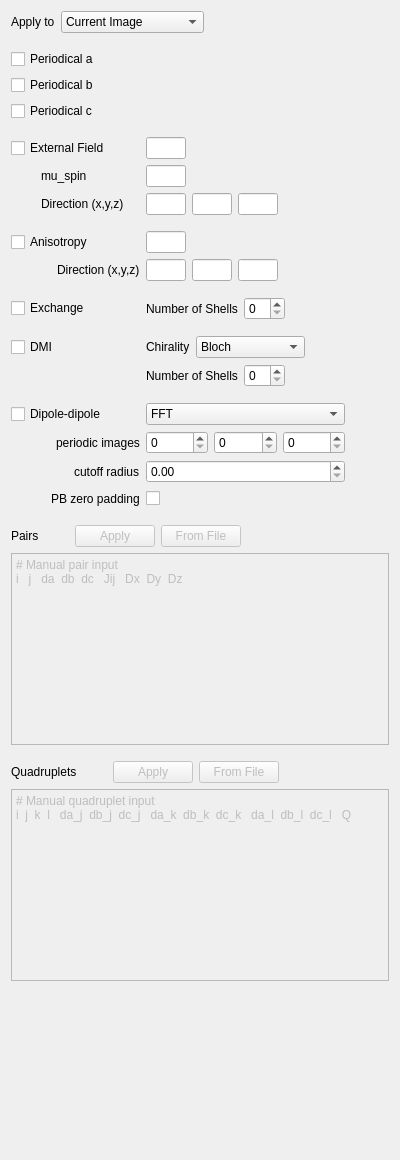
First picture: the form in ui-cpp/ui-qt/ui/HamiltonianHeisenbergWidget.ui, repository spirit-code/spirit, before the edit.
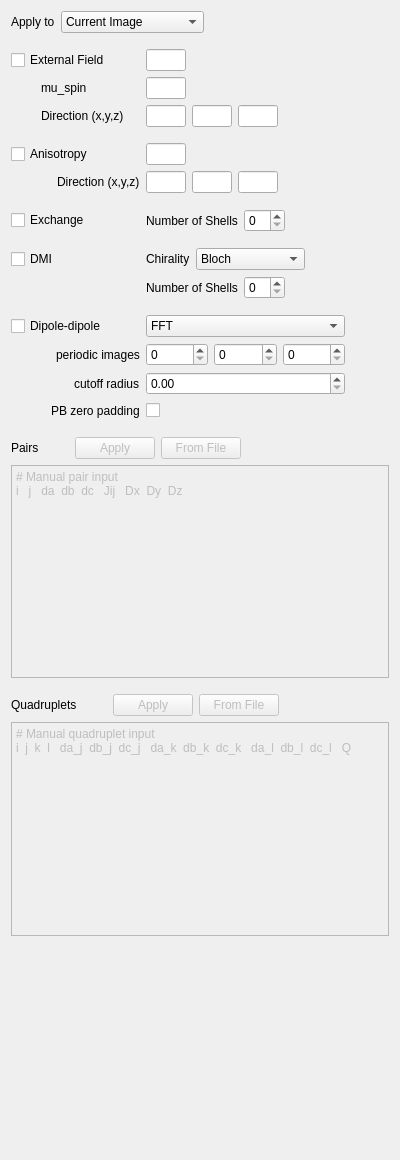
Second picture: the form after the edit.

Commit message:
UI-QT: move boundary conditions to geometry widget
To reflect the migration of the boundary conditions to the geometry
class in the core, they can now be found in the geometry widget of the
QT GUI.

Patch:
```diff
--- a/ui-cpp/ui-qt/ui/HamiltonianHeisenbergWidget.ui
+++ b/ui-cpp/ui-qt/ui/HamiltonianHeisenbergWidget.ui
@@ -27,8 +27,8 @@
        <rect>
         <x>0</x>
         <y>0</y>
-        <width>376</width>
-        <height>1136</height>
+        <width>382</width>
+        <height>1142</height>
        </rect>
       </property>
       <layout class="QGridLayout" name="gridLayout_29">
@@ -47,143 +47,54 @@
        <item row="14" column="0">
         <layout class="QGridLayout" name="gridLayout_2">
          <item row="17" column="1">
-          <layout class="QGridLayout" name="gridLayout_dmi">
-           <item row="0" column="2">
-            <spacer name="horizontalSpacer_6">
-             <property name="orientation">
-              <enum>Qt::Horizontal</enum>
-             </property>
-             <property name="sizeHint" stdset="0">
-              <size>
-               <width>40</width>
-               <height>20</height>
-              </size>
-             </property>
-            </spacer>
-           </item>
+          <layout class="QGridLayout" name="gridLayout_6">
            <item row="0" column="0">
-            <widget class="QLabel" name="label_4">
-             <property name="text">
-              <string>Number of Shells</string>
-             </property>
-            </widget>
+            <widget class="QSpinBox" name="spinBox_ddi_n_periodic_a"/>
            </item>
            <item row="0" column="1">
-            <widget class="QSpinBox" name="spinBox_nshells_dmi"/>
+            <widget class="QSpinBox" name="spinBox_ddi_n_periodic_b"/>
            </item>
-          </layout>
-         </item>
-         <item row="15" column="1">
-          <layout class="QGridLayout" name="gridLayout_5">
-           <item row="0" column="1">
-            <widget class="QComboBox" name="comboBox_dmi_chirality">
-             <property name="maximumSize">
-              <size>
-               <width>120</width>
-               <height>16777215</height>
-              </size>
-             </property>
-             <item>
-              <property name="text">
-               <string>Bloch</string>
-              </property>
-             </item>
-             <item>
-              <property name="text">
-               <string>Reverse Bloch</string>
-              </property>
-             </item>
-             <item>
-              <property name="text">
-               <string>Neel</string>
-              </property>
-             </item>
-             <item>
-              <property name="text">
-               <string>Reverse Neel</string>
-              </property>
-             </item>
-            </widget>
-           </item>
-           <item row="0" column="0">
-            <widget class="QLabel" name="label_5">
-             <property name="maximumSize">
-              <size>
-               <width>55</width>
-               <height>16777215</height>
-              </size>
-             </property>
-             <property name="text">
-              <string>Chirality</string>
-             </property>
-            </widget>
-           </item>
            <item row="0" column="2">
-            <spacer name="horizontalSpacer_7">
-             <property name="orientation">
-              <enum>Qt::Horizontal</enum>
-             </property>
-             <property name="sizeHint" stdset="0">
-              <size>
-               <width>40</width>
-               <height>20</height>
-              </size>
-             </property>
-            </spacer>
+            <widget class="QSpinBox" name="spinBox_ddi_n_periodic_c"/>
            </item>
           </layout>
          </item>
-         <item row="10" column="0">
-          <widget class="QCheckBox" name="checkBox_ani_aniso">
-           <property name="text">
-            <string>Anisotropy</string>
+         <item row="11" column="1">
+          <spacer name="verticalSpacer_9">
+           <property name="orientation">
+            <enum>Qt::Vertical</enum>
            </property>
-          </widget>
+           <property name="sizeType">
+            <enum>QSizePolicy::Fixed</enum>
+           </property>
+           <property name="sizeHint" stdset="0">
+            <size>
+             <width>20</width>
+             <height>10</height>
+            </size>
+           </property>
+          </spacer>
          </item>
-         <item row="13" column="1">
-          <layout class="QGridLayout" name="gridLayout_exchange">
-           <item row="0" column="1">
-            <widget class="QSpinBox" name="spinBox_nshells_exchange"/>
-           </item>
-           <item row="0" column="2">
-            <spacer name="horizontalSpacer_5">
-             <property name="orientation">
-              <enum>Qt::Horizontal</enum>
-             </property>
-             <property name="sizeHint" stdset="0">
+         <item row="7" column="1">
+          <layout class="QGridLayout" name="gridLayout_42">
+           <item row="0" column="0">
+            <widget class="QLineEdit" name="lineEdit_ani_aniso">
+             <property name="maximumSize">
               <size>
                <width>40</width>
-               <height>20</height>
+               <height>16777215</height>
               </size>
              </property>
-            </spacer>
-           </item>
-           <item row="0" column="0">
-            <widget class="QLabel" name="label_3">
-             <property name="text">
-              <string>Number of Shells</string>
-             </property>
             </widget>
            </item>
-          </layout>
-         </item>
-         <item row="11" column="0">
-          <layout class="QGridLayout" name="gridLayout_46">
            <item row="0" column="1">
-            <widget class="QLabel" name="label_21">
-             <property name="text">
-              <string>Direction (x,y,z)</string>
-             </property>
-            </widget>
-           </item>
-           <item row="0" column="0">
-            <spacer name="horizontalSpacer_36">
+            <spacer name="horizontalSpacer_29">
              <property name="orientation">
               <enum>Qt::Horizontal</enum>
              </property>
              <property name="sizeHint" stdset="0">
               <size>
-               <width>30</width>
+               <width>40</width>
                <height>20</height>
               </size>
              </property>
@@ -191,279 +102,14 @@
            </item>
           </layout>
          </item>
-         <item row="12" column="1">
-          <spacer name="verticalSpacer_6">
-           <property name="orientation">
-            <enum>Qt::Vertical</enum>
-           </property>
-           <property name="sizeType">
-            <enum>QSizePolicy::Fixed</enum>
-           </property>
-           <property name="sizeHint" stdset="0">
-            <size>
-             <width>20</width>
-             <height>10</height>
-            </size>
-           </property>
-          </spacer>
-         </item>
-         <item row="9" column="1">
-          <spacer name="verticalSpacer_5">
-           <property name="orientation">
-            <enum>Qt::Vertical</enum>
-           </property>
-           <property name="sizeType">
-            <enum>QSizePolicy::Fixed</enum>
-           </property>
-           <property name="sizeHint" stdset="0">
-            <size>
-             <width>20</width>
-             <height>10</height>
-            </size>
-           </property>
-          </spacer>
-         </item>
-         <item row="7" column="0">
-          <widget class="QCheckBox" name="checkBox_extH_aniso">
-           <property name="text">
-            <string>External Field</string>
-           </property>
-           <property name="checked">
-            <bool>false</bool>
-           </property>
-           <property name="tristate">
-            <bool>false</bool>
-           </property>
-          </widget>
-         </item>
-         <item row="7" column="2">
-          <spacer name="horizontalSpacer_31">
-           <property name="orientation">
-            <enum>Qt::Horizontal</enum>
-           </property>
-           <property name="sizeHint" stdset="0">
-            <size>
-             <width>40</width>
-             <height>20</height>
-            </size>
-           </property>
-          </spacer>
-         </item>
-         <item row="15" column="0">
+         <item row="12" column="0">
           <widget class="QCheckBox" name="checkBox_dmi">
            <property name="text">
             <string>DMI</string>
            </property>
           </widget>
          </item>
-         <item row="1" column="0">
-          <widget class="QCheckBox" name="checkBox_aniso_periodical_a">
-           <property name="text">
-            <string>Periodical a</string>
-           </property>
-          </widget>
-         </item>
-         <item row="11" column="1">
-          <layout class="QGridLayout" name="gridLayout_47">
-           <item row="0" column="0">
-            <widget class="QLineEdit" name="lineEdit_anix_aniso">
-             <property name="maximumSize">
-              <size>
-               <width>40</width>
-               <height>16777215</height>
-              </size>
-             </property>
-            </widget>
-           </item>
-           <item row="0" column="1">
-            <widget class="QLineEdit" name="lineEdit_aniy_aniso">
-             <property name="maximumSize">
-              <size>
-               <width>40</width>
-               <height>16777215</height>
-              </size>
-             </property>
-            </widget>
-           </item>
-           <item row="0" column="2">
-            <widget class="QLineEdit" name="lineEdit_aniz_aniso">
-             <property name="maximumSize">
-              <size>
-               <width>40</width>
-               <height>16777215</height>
-              </size>
-             </property>
-            </widget>
-           </item>
-           <item row="0" column="3">
-            <spacer name="horizontalSpacer_35">
-             <property name="orientation">
-              <enum>Qt::Horizontal</enum>
-             </property>
-             <property name="sizeHint" stdset="0">
-              <size>
-               <width>40</width>
-               <height>20</height>
-              </size>
-             </property>
-            </spacer>
-           </item>
-          </layout>
-         </item>
-         <item row="13" column="0">
-          <widget class="QCheckBox" name="checkBox_exchange">
-           <property name="text">
-            <string>Exchange</string>
-           </property>
-          </widget>
-         </item>
-         <item row="18" column="1">
-          <spacer name="verticalSpacer_7">
-           <property name="orientation">
-            <enum>Qt::Vertical</enum>
-           </property>
-           <property name="sizeType">
-            <enum>QSizePolicy::Fixed</enum>
-           </property>
-           <property name="sizeHint" stdset="0">
-            <size>
-             <width>20</width>
-             <height>10</height>
-            </size>
-           </property>
-          </spacer>
-         </item>
          <item row="5" column="0">
-          <widget class="QCheckBox" name="checkBox_aniso_periodical_c">
-           <property name="text">
-            <string>Periodical c</string>
-           </property>
-          </widget>
-         </item>
-         <item row="7" column="1">
-          <layout class="QGridLayout" name="gridLayout_36">
-           <item row="0" column="1">
-            <widget class="QLineEdit" name="lineEdit_extH_aniso">
-             <property name="maximumSize">
-              <size>
-               <width>40</width>
-               <height>16777215</height>
-              </size>
-             </property>
-            </widget>
-           </item>
-           <item row="0" column="2">
-            <spacer name="horizontalSpacer_27">
-             <property name="orientation">
-              <enum>Qt::Horizontal</enum>
-             </property>
-             <property name="sizeHint" stdset="0">
-              <size>
-               <width>40</width>
-               <height>20</height>
-              </size>
-             </property>
-            </spacer>
-           </item>
-          </layout>
-         </item>
-         <item row="14" column="1">
-          <spacer name="verticalSpacer_9">
-           <property name="orientation">
-            <enum>Qt::Vertical</enum>
-           </property>
-           <property name="sizeType">
-            <enum>QSizePolicy::Fixed</enum>
-           </property>
-           <property name="sizeHint" stdset="0">
-            <size>
-             <width>20</width>
-             <height>10</height>
-            </size>
-           </property>
-          </spacer>
-         </item>
-         <item row="19" column="0">
-          <widget class="QCheckBox" name="checkBox_ddi">
-           <property name="text">
-            <string>Dipole-dipole</string>
-           </property>
-          </widget>
-         </item>
-         <item row="8" column="1">
-          <layout class="QGridLayout" name="gridLayout_32">
-           <item row="1" column="1">
-            <widget class="QLineEdit" name="lineEdit_extHx_aniso">
-             <property name="maximumSize">
-              <size>
-               <width>40</width>
-               <height>16777215</height>
-              </size>
-             </property>
-            </widget>
-           </item>
-           <item row="1" column="2">
-            <widget class="QLineEdit" name="lineEdit_extHy_aniso">
-             <property name="maximumSize">
-              <size>
-               <width>40</width>
-               <height>16777215</height>
-              </size>
-             </property>
-            </widget>
-           </item>
-           <item row="1" column="5">
-            <spacer name="horizontalSpacer_24">
-             <property name="orientation">
-              <enum>Qt::Horizontal</enum>
-             </property>
-             <property name="sizeHint" stdset="0">
-              <size>
-               <width>40</width>
-               <height>20</height>
-              </size>
-             </property>
-            </spacer>
-           </item>
-           <item row="1" column="3">
-            <widget class="QLineEdit" name="lineEdit_extHz_aniso">
-             <property name="maximumSize">
-              <size>
-               <width>40</width>
-               <height>16777215</height>
-              </size>
-             </property>
-            </widget>
-           </item>
-           <item row="0" column="1">
-            <widget class="QLineEdit" name="lineEdit_muSpin_aniso">
-             <property name="maximumSize">
-              <size>
-               <width>40</width>
-               <height>16777215</height>
-              </size>
-             </property>
-            </widget>
-           </item>
-          </layout>
-         </item>
-         <item row="6" column="1">
-          <spacer name="verticalSpacer_4">
-           <property name="orientation">
-            <enum>Qt::Vertical</enum>
-           </property>
-           <property name="sizeType">
-            <enum>QSizePolicy::Fixed</enum>
-           </property>
-           <property name="sizeHint" stdset="0">
-            <size>
-             <width>20</width>
-             <height>10</height>
-            </size>
-           </property>
-          </spacer>
-         </item>
-         <item row="8" column="0">
           <layout class="QGridLayout" name="gridLayout_40">
            <item row="2" column="0">
             <spacer name="horizontalSpacer_32">
@@ -503,84 +149,7 @@
            </item>
           </layout>
          </item>
-         <item row="4" column="0">
-          <widget class="QCheckBox" name="checkBox_aniso_periodical_b">
-           <property name="text">
-            <string>Periodical b</string>
-           </property>
-          </widget>
-         </item>
-         <item row="10" column="1">
-          <layout class="QGridLayout" name="gridLayout_42">
-           <item row="0" column="0">
-            <widget class="QLineEdit" name="lineEdit_ani_aniso">
-             <property name="maximumSize">
-              <size>
-               <width>40</width>
-               <height>16777215</height>
-              </size>
-             </property>
-            </widget>
-           </item>
-           <item row="0" column="1">
-            <spacer name="horizontalSpacer_29">
-             <property name="orientation">
-              <enum>Qt::Horizontal</enum>
-             </property>
-             <property name="sizeHint" stdset="0">
-              <size>
-               <width>40</width>
-               <height>20</height>
-              </size>
-             </property>
-            </spacer>
-           </item>
-          </layout>
-         </item>
-         <item row="19" column="1">
-          <widget class="QComboBox" name="comboBox_ddi_method">
-           <item>
-            <property name="text">
-             <string>FFT</string>
-            </property>
-           </item>
-           <item>
-            <property name="text">
-             <string>FMM</string>
-            </property>
-           </item>
-           <item>
-            <property name="text">
-             <string>Cutoff</string>
-            </property>
-           </item>
-          </widget>
-         </item>
-         <item row="20" column="1">
-          <layout class="QGridLayout" name="gridLayout_6">
-           <item row="0" column="0">
-            <widget class="QSpinBox" name="spinBox_ddi_n_periodic_a"/>
-           </item>
-           <item row="0" column="1">
-            <widget class="QSpinBox" name="spinBox_ddi_n_periodic_b"/>
-           </item>
-           <item row="0" column="2">
-            <widget class="QSpinBox" name="spinBox_ddi_n_periodic_c"/>
-           </item>
-          </layout>
-         </item>
-         <item row="21" column="1">
-          <widget class="QDoubleSpinBox" name="doubleSpinBox_ddi_radius">
-           <property name="maximum">
-             <double>1000000.000000000000000</double>
-           </property>
-          </widget>
-          </item>
-          <item row="22" column="1">
-              <widget class="QCheckBox" name="checkBox_ddi_pb_zero_padding">
-              </widget>
-         </item>
-         <item row="20" column="0">
+         <item row="17" column="0">
           <layout class="QGridLayout" name="gridLayout_7">
            <item row="0" column="0">
             <spacer name="horizontalSpacer_8">
@@ -604,7 +173,125 @@
            </item>
           </layout>
          </item>
-         <item row="21" column="0">
+         <item row="16" column="0">
+          <widget class="QCheckBox" name="checkBox_ddi">
+           <property name="text">
+            <string>Dipole-dipole</string>
+           </property>
+          </widget>
+         </item>
+         <item row="5" column="1">
+          <layout class="QGridLayout" name="gridLayout_32">
+           <item row="1" column="1">
+            <widget class="QLineEdit" name="lineEdit_extHx_aniso">
+             <property name="maximumSize">
+              <size>
+               <width>40</width>
+               <height>16777215</height>
+              </size>
+             </property>
+            </widget>
+           </item>
+           <item row="1" column="2">
+            <widget class="QLineEdit" name="lineEdit_extHy_aniso">
+             <property name="maximumSize">
+              <size>
+               <width>40</width>
+               <height>16777215</height>
+              </size>
+             </property>
+            </widget>
+           </item>
+           <item row="1" column="5">
+            <spacer name="horizontalSpacer_24">
+             <property name="orientation">
+              <enum>Qt::Horizontal</enum>
+             </property>
+             <property name="sizeHint" stdset="0">
+              <size>
+               <width>40</width>
+               <height>20</height>
+              </size>
+             </property>
+            </spacer>
+           </item>
+           <item row="1" column="3">
+            <widget class="QLineEdit" name="lineEdit_extHz_aniso">
+             <property name="maximumSize">
+              <size>
+               <width>40</width>
+               <height>16777215</height>
+              </size>
+             </property>
+            </widget>
+           </item>
+           <item row="0" column="1">
+            <widget class="QLineEdit" name="lineEdit_muSpin_aniso">
+             <property name="maximumSize">
+              <size>
+               <width>40</width>
+               <height>16777215</height>
+              </size>
+             </property>
+            </widget>
+           </item>
+          </layout>
+         </item>
+         <item row="8" column="1">
+          <layout class="QGridLayout" name="gridLayout_47">
+           <item row="0" column="0">
+            <widget class="QLineEdit" name="lineEdit_anix_aniso">
+             <property name="maximumSize">
+              <size>
+               <width>40</width>
+               <height>16777215</height>
+              </size>
+             </property>
+            </widget>
+           </item>
+           <item row="0" column="1">
+            <widget class="QLineEdit" name="lineEdit_aniy_aniso">
+             <property name="maximumSize">
+              <size>
+               <width>40</width>
+               <height>16777215</height>
+              </size>
+             </property>
+            </widget>
+           </item>
+           <item row="0" column="2">
+            <widget class="QLineEdit" name="lineEdit_aniz_aniso">
+             <property name="maximumSize">
+              <size>
+               <width>40</width>
+               <height>16777215</height>
+              </size>
+             </property>
+            </widget>
+           </item>
+           <item row="0" column="3">
+            <spacer name="horizontalSpacer_35">
+             <property name="orientation">
+              <enum>Qt::Horizontal</enum>
+             </property>
+             <property name="sizeHint" stdset="0">
+              <size>
+               <width>40</width>
+               <height>20</height>
+              </size>
+             </property>
+            </spacer>
+           </item>
+          </layout>
+         </item>
+         <item row="18" column="1">
+          <widget class="QDoubleSpinBox" name="doubleSpinBox_ddi_radius">
+           <property name="maximum">
+            <double>1000000.000000000000000</double>
+           </property>
+          </widget>
+         </item>
+         <item row="18" column="0">
           <layout class="QGridLayout" name="gridLayout_8">
            <item row="0" column="0">
             <spacer name="horizontalSpacer_9">
@@ -628,7 +315,151 @@
            </item>
           </layout>
          </item>
-         <item row="22" column="0">
+         <item row="4" column="2">
+          <spacer name="horizontalSpacer_31">
+           <property name="orientation">
+            <enum>Qt::Horizontal</enum>
+           </property>
+           <property name="sizeHint" stdset="0">
+            <size>
+             <width>40</width>
+             <height>20</height>
+            </size>
+           </property>
+          </spacer>
+         </item>
+         <item row="16" column="1">
+          <widget class="QComboBox" name="comboBox_ddi_method">
+           <item>
+            <property name="text">
+             <string>FFT</string>
+            </property>
+           </item>
+           <item>
+            <property name="text">
+             <string>FMM</string>
+            </property>
+           </item>
+           <item>
+            <property name="text">
+             <string>Cutoff</string>
+            </property>
+           </item>
+          </widget>
+         </item>
+         <item row="12" column="1">
+          <layout class="QGridLayout" name="gridLayout_5">
+           <item row="0" column="1">
+            <widget class="QComboBox" name="comboBox_dmi_chirality">
+             <property name="maximumSize">
+              <size>
+               <width>120</width>
+               <height>16777215</height>
+              </size>
+             </property>
+             <item>
+              <property name="text">
+               <string>Bloch</string>
+              </property>
+             </item>
+             <item>
+              <property name="text">
+               <string>Reverse Bloch</string>
+              </property>
+             </item>
+             <item>
+              <property name="text">
+               <string>Neel</string>
+              </property>
+             </item>
+             <item>
+              <property name="text">
+               <string>Reverse Neel</string>
+              </property>
+             </item>
+            </widget>
+           </item>
+           <item row="0" column="0">
+            <widget class="QLabel" name="label_5">
+             <property name="maximumSize">
+              <size>
+               <width>55</width>
+               <height>16777215</height>
+              </size>
+             </property>
+             <property name="text">
+              <string>Chirality</string>
+             </property>
+            </widget>
+           </item>
+           <item row="0" column="2">
+            <spacer name="horizontalSpacer_7">
+             <property name="orientation">
+              <enum>Qt::Horizontal</enum>
+             </property>
+             <property name="sizeHint" stdset="0">
+              <size>
+               <width>40</width>
+               <height>20</height>
+              </size>
+             </property>
+            </spacer>
+           </item>
+          </layout>
+         </item>
+         <item row="15" column="1">
+          <spacer name="verticalSpacer_7">
+           <property name="orientation">
+            <enum>Qt::Vertical</enum>
+           </property>
+           <property name="sizeType">
+            <enum>QSizePolicy::Fixed</enum>
+           </property>
+           <property name="sizeHint" stdset="0">
+            <size>
+             <width>20</width>
+             <height>10</height>
+            </size>
+           </property>
+          </spacer>
+         </item>
+         <item row="9" column="1">
+          <spacer name="verticalSpacer_6">
+           <property name="orientation">
+            <enum>Qt::Vertical</enum>
+           </property>
+           <property name="sizeType">
+            <enum>QSizePolicy::Fixed</enum>
+           </property>
+           <property name="sizeHint" stdset="0">
+            <size>
+             <width>20</width>
+             <height>10</height>
+            </size>
+           </property>
+          </spacer>
+         </item>
+         <item row="4" column="0">
+          <widget class="QCheckBox" name="checkBox_extH_aniso">
+           <property name="text">
+            <string>External Field</string>
+           </property>
+           <property name="checked">
+            <bool>false</bool>
+           </property>
+           <property name="tristate">
+            <bool>false</bool>
+           </property>
+          </widget>
+         </item>
+         <item row="7" column="0">
+          <widget class="QCheckBox" name="checkBox_ani_aniso">
+           <property name="text">
+            <string>Anisotropy</string>
+           </property>
+          </widget>
+         </item>
+         <item row="19" column="0">
           <layout class="QGridLayout" name="gridLayout_9">
            <item row="0" column="0">
             <spacer name="horizontalSpacer_10">
@@ -652,6 +483,137 @@
            </item>
           </layout>
          </item>
+         <item row="10" column="0">
+          <widget class="QCheckBox" name="checkBox_exchange">
+           <property name="text">
+            <string>Exchange</string>
+           </property>
+          </widget>
+         </item>
+         <item row="6" column="1">
+          <spacer name="verticalSpacer_5">
+           <property name="orientation">
+            <enum>Qt::Vertical</enum>
+           </property>
+           <property name="sizeType">
+            <enum>QSizePolicy::Fixed</enum>
+           </property>
+           <property name="sizeHint" stdset="0">
+            <size>
+             <width>20</width>
+             <height>10</height>
+            </size>
+           </property>
+          </spacer>
+         </item>
+         <item row="8" column="0">
+          <layout class="QGridLayout" name="gridLayout_46">
+           <item row="0" column="1">
+            <widget class="QLabel" name="label_21">
+             <property name="text">
+              <string>Direction (x,y,z)</string>
+             </property>
+            </widget>
+           </item>
+           <item row="0" column="0">
+            <spacer name="horizontalSpacer_36">
+             <property name="orientation">
+              <enum>Qt::Horizontal</enum>
+             </property>
+             <property name="sizeHint" stdset="0">
+              <size>
+               <width>30</width>
+               <height>20</height>
+              </size>
+             </property>
+            </spacer>
+           </item>
+          </layout>
+         </item>
+         <item row="14" column="1">
+          <layout class="QGridLayout" name="gridLayout_dmi">
+           <item row="0" column="2">
+            <spacer name="horizontalSpacer_6">
+             <property name="orientation">
+              <enum>Qt::Horizontal</enum>
+             </property>
+             <property name="sizeHint" stdset="0">
+              <size>
+               <width>40</width>
+               <height>20</height>
+              </size>
+             </property>
+            </spacer>
+           </item>
+           <item row="0" column="0">
+            <widget class="QLabel" name="label_4">
+             <property name="text">
+              <string>Number of Shells</string>
+             </property>
+            </widget>
+           </item>
+           <item row="0" column="1">
+            <widget class="QSpinBox" name="spinBox_nshells_dmi"/>
+           </item>
+          </layout>
+         </item>
+         <item row="19" column="1">
+          <widget class="QCheckBox" name="checkBox_ddi_pb_zero_padding"/>
+         </item>
+         <item row="10" column="1">
+          <layout class="QGridLayout" name="gridLayout_exchange">
+           <item row="0" column="1">
+            <widget class="QSpinBox" name="spinBox_nshells_exchange"/>
+           </item>
+           <item row="0" column="2">
+            <spacer name="horizontalSpacer_5">
+             <property name="orientation">
+              <enum>Qt::Horizontal</enum>
+             </property>
+             <property name="sizeHint" stdset="0">
+              <size>
+               <width>40</width>
+               <height>20</height>
+              </size>
+             </property>
+            </spacer>
+           </item>
+           <item row="0" column="0">
+            <widget class="QLabel" name="label_3">
+             <property name="text">
+              <string>Number of Shells</string>
+             </property>
+            </widget>
+           </item>
+          </layout>
+         </item>
+         <item row="4" column="1">
+          <layout class="QGridLayout" name="gridLayout_36">
+           <item row="0" column="1">
+            <widget class="QLineEdit" name="lineEdit_extH_aniso">
+             <property name="maximumSize">
+              <size>
+               <width>40</width>
+               <height>16777215</height>
+              </size>
+             </property>
+            </widget>
+           </item>
+           <item row="0" column="2">
+            <spacer name="horizontalSpacer_27">
+             <property name="orientation">
+              <enum>Qt::Horizontal</enum>
+             </property>
+             <property name="sizeHint" stdset="0">
+              <size>
+               <width>40</width>
+               <height>20</height>
+              </size>
+             </property>
+            </spacer>
+           </item>
+          </layout>
+         </item>
         </layout>
        </item>
        <item row="15" column="0">
```
Left out of the diff: 3 changed lines with no effect on the pictures. The commit also changes 6 other files.
